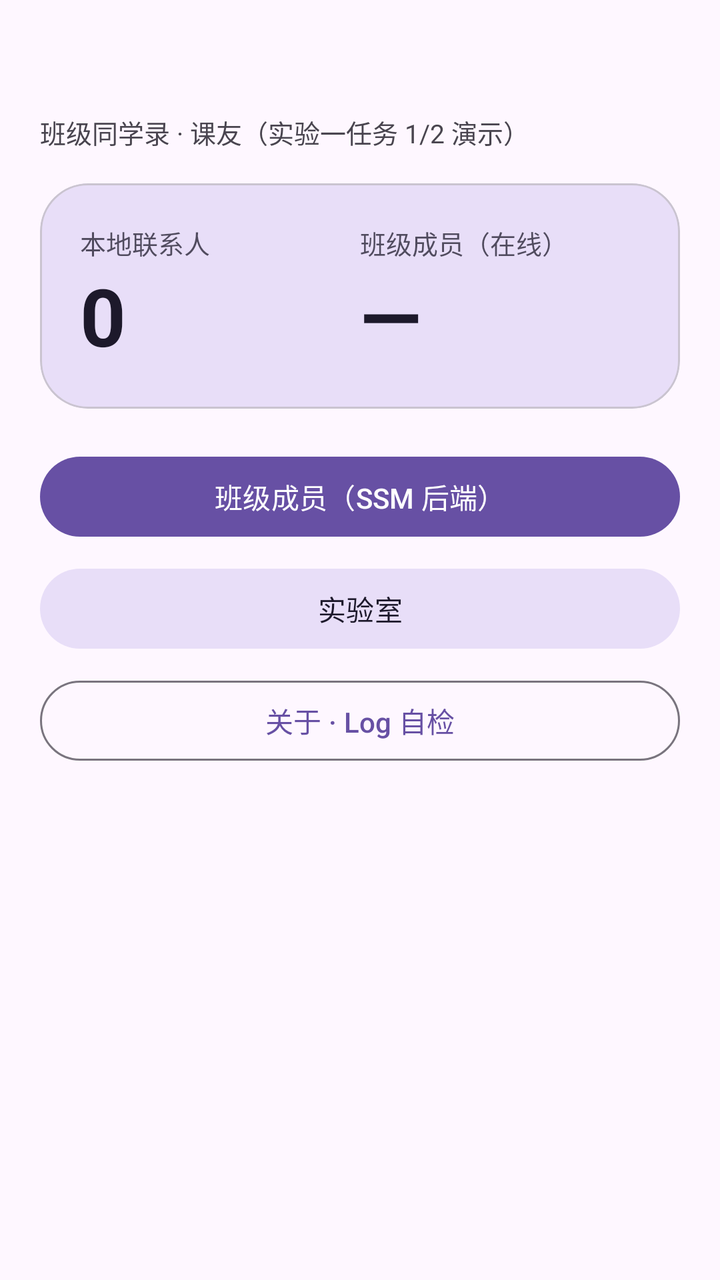
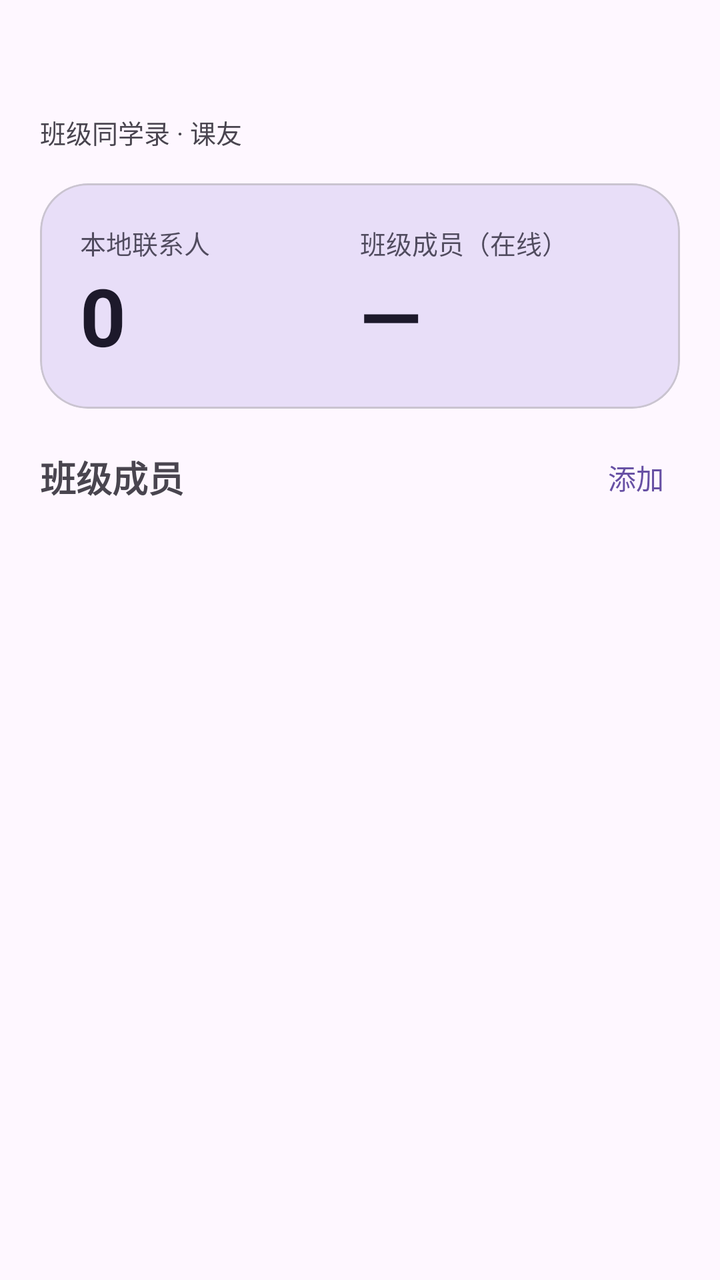

Screens rendered from an Android XML layout before and after an edit, with the pre-edit source and the edit as a unified diff.
<!-- AndroidManifest.xml: application theme Theme.Keyou -->
<!-- res/layout/page_home.xml -->
<?xml version="1.0" encoding="utf-8"?>
<ScrollView xmlns:android="http://schemas.android.com/apk/res/android"
    xmlns:app="http://schemas.android.com/apk/res-auto"
    android:layout_width="match_parent"
    android:layout_height="match_parent"
    android:padding="20dp"
    android:paddingBottom="104dp"
    android:fillViewport="true">

    <LinearLayout
        android:layout_width="match_parent"
        android:layout_height="wrap_content"
        android:orientation="vertical">

        <TextView
            android:id="@+id/tv_welcome"
            android:layout_width="wrap_content"
            android:layout_height="wrap_content"
            android:textSize="24sp"
            android:textStyle="bold" />

        <TextView
            android:layout_width="wrap_content"
            android:layout_height="wrap_content"
            android:text="@string/main_subtitle"
            android:textSize="13sp"
            android:textColor="?attr/colorOnSurfaceVariant"
            android:layout_marginTop="4dp"
            android:layout_marginBottom="16dp" />

        
        <com.google.android.material.card.MaterialCardView
            android:id="@+id/card_stats"
            android:layout_width="match_parent"
            android:layout_height="wrap_content"
            app:cardCornerRadius="24dp"
            app:cardBackgroundColor="?attr/colorSecondaryContainer"
            android:layout_marginBottom="20dp">

            <LinearLayout
                android:layout_width="match_parent"
                android:layout_height="wrap_content"
                android:orientation="horizontal"
                android:padding="20dp"
                android:gravity="center_vertical">

                <LinearLayout
                    android:layout_width="0dp"
                    android:layout_height="wrap_content"
                    android:layout_weight="1"
                    android:orientation="vertical">

                    <TextView
                        android:layout_width="wrap_content"
                        android:layout_height="wrap_content"
                        android:text="@string/stats_local_contacts"
                        android:textSize="13sp"
                        android:alpha="0.75"
                        android:textColor="?attr/colorOnSecondaryContainer" />

                    <TextView
                        android:id="@+id/tv_stat_contacts"
                        android:layout_width="wrap_content"
                        android:layout_height="wrap_content"
                        android:text="0"
                        android:textSize="40sp"
                        android:textStyle="bold"
                        android:textColor="?attr/colorOnSecondaryContainer" />
                </LinearLayout>

                <LinearLayout
                    android:layout_width="0dp"
                    android:layout_height="wrap_content"
                    android:layout_weight="1"
                    android:orientation="vertical">

                    <TextView
                        android:layout_width="wrap_content"
                        android:layout_height="wrap_content"
                        android:text="@string/stats_server_members"
                        android:textSize="13sp"
                        android:alpha="0.75"
                        android:textColor="?attr/colorOnSecondaryContainer" />

                    <TextView
                        android:id="@+id/tv_stat_mates"
                        android:layout_width="wrap_content"
                        android:layout_height="wrap_content"
                        android:text="—"
                        android:textSize="40sp"
                        android:textStyle="bold"
                        android:textColor="?attr/colorOnSecondaryContainer" />
                </LinearLayout>
            </LinearLayout>
        </com.google.android.material.card.MaterialCardView>

        
        <Button
            android:id="@+id/btn_mates"
            android:layout_width="match_parent"
            android:layout_height="wrap_content"
            android:text="@string/mate_title" />

        <Button
            android:id="@+id/btn_lab"
            style="@style/Widget.Material3.Button.TonalButton"
            android:layout_width="match_parent"
            android:layout_height="wrap_content"
            android:text="@string/lab_title"
            android:layout_marginTop="8dp" />

        <Button
            android:id="@+id/btn_about"
            style="@style/Widget.Material3.Button.OutlinedButton"
            android:layout_width="match_parent"
            android:layout_height="wrap_content"
            android:text="@string/about_title"
            android:layout_marginTop="8dp" />

    </LinearLayout>
</ScrollView>
<!-- resources referenced by this layout -->
<resources>
  <string name="about_title">关于 · Log 自检</string>
  <string name="lab_title">实验室</string>
  <string name="main_subtitle">班级同学录 · 课友（实验一任务 1/2 演示）</string>
  <string name="mate_title">班级成员（SSM 后端）</string>
  <string name="stats_local_contacts">本地联系人</string>
  <string name="stats_server_members">班级成员（在线）</string>
  <style name="Theme.Keyou" parent="Theme.Material3.DayNight.NoActionBar" />
</resources>

<!-- the commit's change to res/layout/page_home.xml (unified diff, before → after) -->
@@ -1,121 +1,143 @@
 <?xml version="1.0" encoding="utf-8"?>
-<ScrollView xmlns:android="http://schemas.android.com/apk/res/android"
+<LinearLayout xmlns:android="http://schemas.android.com/apk/res/android"
     xmlns:app="http://schemas.android.com/apk/res-auto"
     android:layout_width="match_parent"
     android:layout_height="match_parent"
-    android:padding="20dp"
-    android:paddingBottom="104dp"
-    android:fillViewport="true">
+    android:orientation="vertical"
+    android:paddingHorizontal="20dp"
+    android:paddingTop="20dp">
 
+    <TextView
+        android:id="@+id/tv_welcome"
+        android:layout_width="wrap_content"
+        android:layout_height="wrap_content"
+        android:textSize="24sp"
+        android:textStyle="bold" />
+
+    <TextView
+        android:layout_width="wrap_content"
+        android:layout_height="wrap_content"
+        android:text="@string/main_subtitle"
+        android:textSize="13sp"
+        android:textColor="?attr/colorOnSurfaceVariant"
+        android:layout_marginTop="4dp"
+        android:layout_marginBottom="16dp" />
+
+    
+    <com.google.android.material.card.MaterialCardView
+        android:id="@+id/card_stats"
+        android:layout_width="match_parent"
+        android:layout_height="wrap_content"
+        app:cardCornerRadius="24dp"
+        app:cardElevation="0dp"
+        app:cardBackgroundColor="?attr/colorSecondaryContainer"
+        android:layout_marginBottom="16dp">
+
+        <LinearLayout
+            android:layout_width="match_parent"
+            android:layout_height="wrap_content"
+            android:orientation="horizontal"
+            android:padding="20dp"
+            android:gravity="center_vertical">
+
+            <LinearLayout
+                android:layout_width="0dp"
+                android:layout_height="wrap_content"
+                android:layout_weight="1"
+                android:orientation="vertical">
+
+                <TextView
+                    android:layout_width="wrap_content"
+                    android:layout_height="wrap_content"
+                    android:text="@string/stats_local_contacts"
+                    android:textSize="13sp"
+                    android:alpha="0.75"
+                    android:textColor="?attr/colorOnSecondaryContainer" />
+
+                <TextView
+                    android:id="@+id/tv_stat_contacts"
+                    android:layout_width="wrap_content"
+                    android:layout_height="wrap_content"
+                    android:text="0"
+                    android:textSize="40sp"
+                    android:textStyle="bold"
+                    android:textColor="?attr/colorOnSecondaryContainer" />
+            </LinearLayout>
+
+            <LinearLayout
+                android:layout_width="0dp"
+                android:layout_height="wrap_content"
+                android:layout_weight="1"
+                android:orientation="vertical">
+
+                <TextView
+                    android:layout_width="wrap_content"
+                    android:layout_height="wrap_content"
+                    android:text="@string/stats_server_members"
+                    android:textSize="13sp"
+                    android:alpha="0.75"
+                    android:textColor="?attr/colorOnSecondaryContainer" />
+
+                <TextView
+                    android:id="@+id/tv_stat_mates"
+                    android:layout_width="wrap_content"
+                    android:layout_height="wrap_content"
+                    android:text="—"
+                    android:textSize="40sp"
+                    android:textStyle="bold"
+                    android:textColor="?attr/colorOnSecondaryContainer" />
+            </LinearLayout>
+        </LinearLayout>
+    </com.google.android.material.card.MaterialCardView>
+
+    
     <LinearLayout
         android:layout_width="match_parent"
         android:layout_height="wrap_content"
-        android:orientation="vertical">
+        android:orientation="horizontal"
+        android:gravity="center_vertical">
 
         <TextView
-            android:id="@+id/tv_welcome"
-            android:layout_width="wrap_content"
+            android:layout_width="0dp"
             android:layout_height="wrap_content"
-            android:textSize="24sp"
+            android:layout_weight="1"
+            android:text="@string/home_members_title"
+            android:textSize="18sp"
             android:textStyle="bold" />
 
         <TextView
+            android:id="@+id/btn_mate_add"
             android:layout_width="wrap_content"
             android:layout_height="wrap_content"
-            android:text="@string/main_subtitle"
-            android:textSize="13sp"
+            android:background="?attr/selectableItemBackgroundBorderless"
+            android:clickable="true"
+            android:focusable="true"
+            android:padding="8dp"
+            android:text="@string/home_member_add"
+            android:textColor="?attr/colorPrimary"
+            android:textSize="14sp" />
+    </LinearLayout>
+
+    <FrameLayout
+        android:layout_width="match_parent"
+        android:layout_height="0dp"
+        android:layout_weight="1">
+
+        <androidx.recyclerview.widget.RecyclerView
+            android:id="@+id/rv_home_mates"
+            android:layout_width="match_parent"
+            android:layout_height="match_parent"
+            android:clipToPadding="false"
+            android:paddingBottom="104dp" />
+
+        <TextView
+            android:id="@+id/tv_home_mates_empty"
+            android:layout_width="wrap_content"
+            android:layout_height="wrap_content"
+            android:layout_gravity="center"
+            android:text="@string/home_members_empty"
             android:textColor="?attr/colorOnSurfaceVariant"
-            android:layout_marginTop="4dp"
-            android:layout_marginBottom="16dp" />
+            android:visibility="gone" />
+    </FrameLayout>
 
-        
-        <com.google.android.material.card.MaterialCardView
-            android:id="@+id/card_stats"
-            android:layout_width="match_parent"
-            android:layout_height="wrap_content"
-            app:cardCornerRadius="24dp"
-            app:cardBackgroundColor="?attr/colorSecondaryContainer"
-            android:layout_marginBottom="20dp">
-
-            <LinearLayout
-                android:layout_width="match_parent"
-                android:layout_height="wrap_content"
-                android:orientation="horizontal"
-                android:padding="20dp"
-                android:gravity="center_vertical">
-
-                <LinearLayout
-                    android:layout_width="0dp"
-                    android:layout_height="wrap_content"
-                    android:layout_weight="1"
-                    android:orientation="vertical">
-
-                    <TextView
-                        android:layout_width="wrap_content"
-                        android:layout_height="wrap_content"
-                        android:text="@string/stats_local_contacts"
-                        android:textSize="13sp"
-                        android:alpha="0.75"
-                        android:textColor="?attr/colorOnSecondaryContainer" />
-
-                    <TextView
-                        android:id="@+id/tv_stat_contacts"
-                        android:layout_width="wrap_content"
-                        android:layout_height="wrap_content"
-                        android:text="0"
-                        android:textSize="40sp"
-                        android:textStyle="bold"
-                        android:textColor="?attr/colorOnSecondaryContainer" />
-                </LinearLayout>
-
-                <LinearLayout
-                    android:layout_width="0dp"
-                    android:layout_height="wrap_content"
-                    android:layout_weight="1"
-                    android:orientation="vertical">
-
-                    <TextView
-                        android:layout_width="wrap_content"
-                        android:layout_height="wrap_content"
-                        android:text="@string/stats_server_members"
-                        android:textSize="13sp"
-                        android:alpha="0.75"
-                        android:textColor="?attr/colorOnSecondaryContainer" />
-
-                    <TextView
-                        android:id="@+id/tv_stat_mates"
-                        android:layout_width="wrap_content"
-                        android:layout_height="wrap_content"
-                        android:text="—"
-                        android:textSize="40sp"
-                        android:textStyle="bold"
-                        android:textColor="?attr/colorOnSecondaryContainer" />
-                </LinearLayout>
-            </LinearLayout>
-        </com.google.android.material.card.MaterialCardView>
-
-        
-        <Button
-            android:id="@+id/btn_mates"
-            android:layout_width="match_parent"
-            android:layout_height="wrap_content"
-            android:text="@string/mate_title" />
-
-        <Button
-            android:id="@+id/btn_lab"
-            style="@style/Widget.Material3.Button.TonalButton"
-            android:layout_width="match_parent"
-            android:layout_height="wrap_content"
-            android:text="@string/lab_title"
-            android:layout_marginTop="8dp" />
-
-        <Button
-            android:id="@+id/btn_about"
-            style="@style/Widget.Material3.Button.OutlinedButton"
-            android:layout_width="match_parent"
-            android:layout_height="wrap_content"
-            android:text="@string/about_title"
-            android:layout_marginTop="8dp" />
-
-    </LinearLayout>
-</ScrollView>
+</LinearLayout>
<!-- resource entries referenced after the edit -->
@@ -1,9 +1,9 @@
 <!-- resources referenced by this layout -->
 <resources>
-  <string name="about_title">关于 · Log 自检</string>
-  <string name="lab_title">实验室</string>
-  <string name="main_subtitle">班级同学录 · 课友（实验一任务 1/2 演示）</string>
-  <string name="mate_title">班级成员（SSM 后端）</string>
+  <string name="home_member_add">添加</string>
+  <string name="home_members_empty">还没有班级成员</string>
+  <string name="home_members_title">班级成员</string>
+  <string name="main_subtitle">班级同学录 · 课友</string>
   <string name="stats_local_contacts">本地联系人</string>
   <string name="stats_server_members">班级成员（在线）</string>
   <style name="Theme.Keyou" parent="Theme.Material3.DayNight.NoActionBar" />
